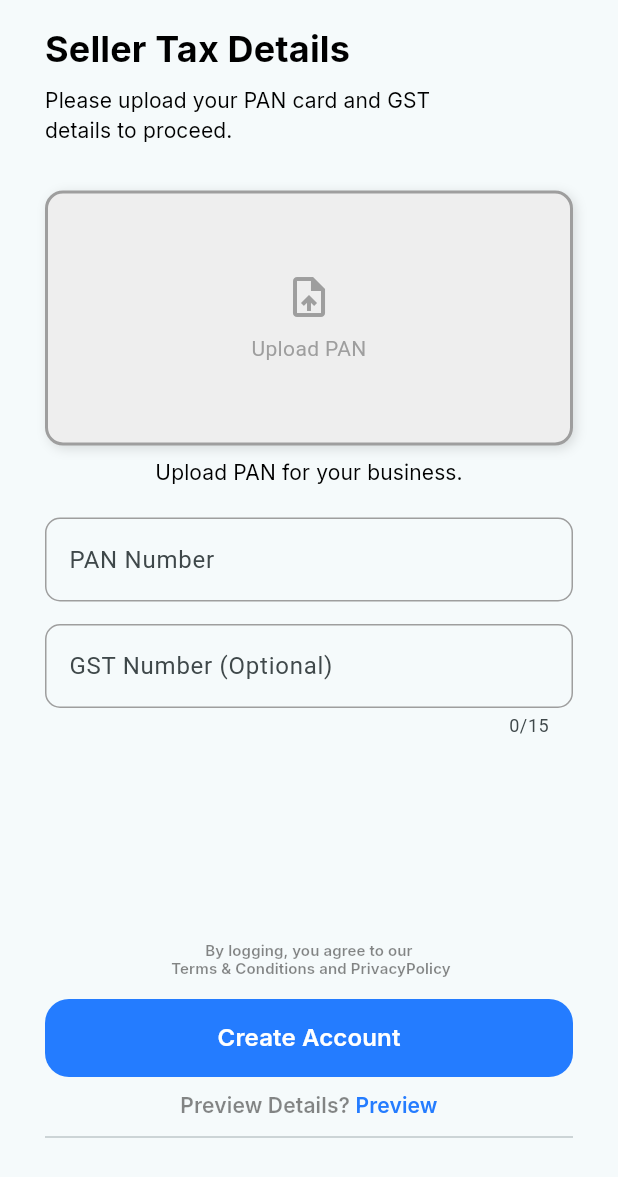
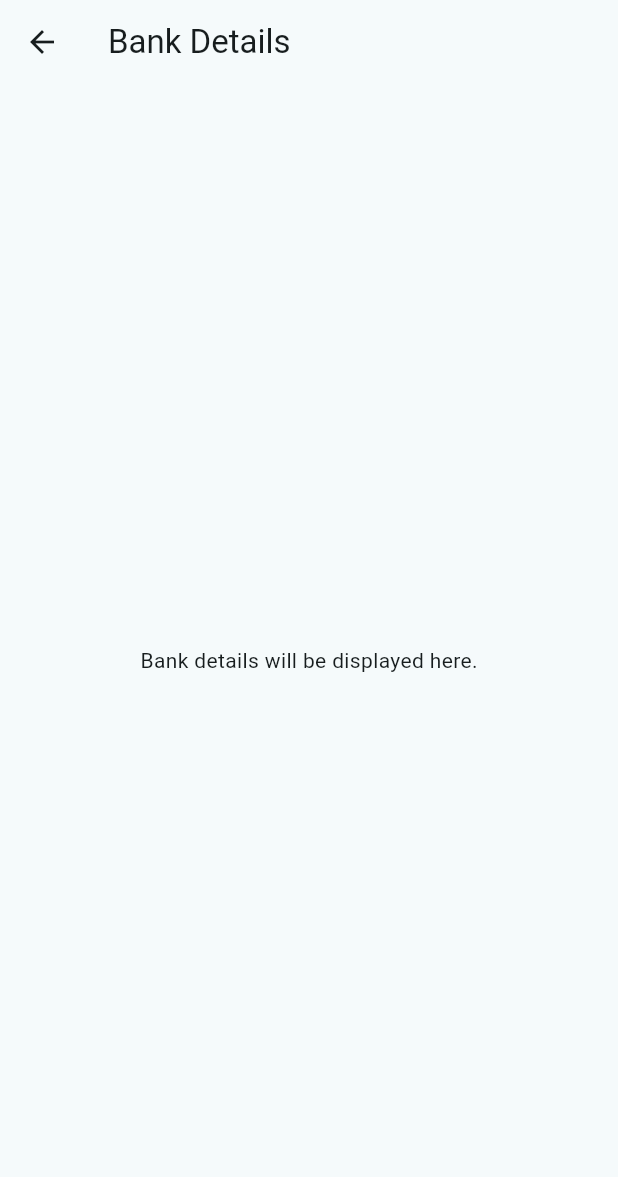
Before and after one commit to Sukhmeetsingh306/store_app, a Flutter app: the SellerTaxDetailScreen screen opened by its route, after a tap on "Create Account", on a phone screen of 412 x 824 dp. Shown: the top 1177 px of the screen. Run offline on Flutter 3.47's test engine with Material 3 defaults, Android fonts, the phone set to English and light mode, and no system bars; our stand-ins replace file_picker, flutter_riverpod, flutter_svg, go_router, google_fonts, image_picker and 4 more; missing offline and left inert: cloudinary_public, dart:html, flutter_admin_scaffold, random_avatar; accounts and stored records are empty.

Commit message:
feat: update navigation from SellerTaxDetailScreen to SellerBankDetailScreen

```diff
--- /dev/null
+++ b/multi_vendor/lib/screen/authentication/seller/seller_bank_detail_screen.dart
@@ -0,0 +1,27 @@
+import 'package:flutter/material.dart';
+
+class SellerBankDetailScreen extends StatefulWidget {
+  const SellerBankDetailScreen({super.key});
+
+  static const String routeName = '/sellerBankDetailScreen';
+  static const String routePath = '/sellerBankDetailScreen';
+
+  @override
+  State<SellerBankDetailScreen> createState() => _SellerBankDetailScreenState();
+}
+
+class _SellerBankDetailScreenState extends State<SellerBankDetailScreen> {
+  @override
+  Widget build(BuildContext context) {
+    return Scaffold(
+      appBar: AppBar(
+        title: const Text('Bank Details'),
+      ),
+      body: Center(
+        child: Text(
+          'Bank details will be displayed here.',
+        ),
+      ),
+    );
+  }
+}
--- a/multi_vendor/lib/screen/authentication/seller/seller_tax_detail_screen.dart
+++ b/multi_vendor/lib/screen/authentication/seller/seller_tax_detail_screen.dart
@@ -277,7 +277,7 @@ class _SellerTaxDetailScreenState extends State<SellerTaxDetailScreen>
               AppTextButton(
                 buttonText: 'Create Account',
                 onPressed: () async {
-                  //context.push('/sellerTaxDetailPage');
+                  context.push('/sellerBankDetailPage');
                   //if (_formKey.currentState!.validate()) {
                   // if (isSeller) {
                   //   Navigator.pushNamed(context, '/sellerPage');
--- a/multi_vendor/lib/utils/routes/app_route.dart
+++ b/multi_vendor/lib/utils/routes/app_route.dart
@@ -7,6 +7,7 @@ import 'package:multi_vendor/screen/authentication/seller/seller_login_auth_scre
 import 'package:multi_vendor/screen/user/home_user_screen.dart';
 import 'package:multi_vendor/utils/routes/splash_screen_route.dart';
 
+import '../../screen/authentication/seller/seller_bank_detail_screen.dart';
 import '../../screen/authentication/seller/seller_tax_detail_screen.dart';
 import '../../screen/seller/web_seller_screen.dart';
 import '../../screen/user/widget/inner_category_widget_user.dart';
@@ -37,10 +38,17 @@ class AppRoutes {
         builder: (context, state) => const SellerLoginAuthScreen(),
       ),
       GoRoute(
-          path: '/sellerTaxDetailPage',
-          builder: (context, state) {
-            return const SellerTaxDetailScreen();
-          }),
+        path: '/sellerTaxDetailPage',
+        builder: (context, state) {
+          return const SellerTaxDetailScreen();
+        },
+      ),
+      GoRoute(
+        path: '/sellerBankDetailPage',
+        builder: (context, state) {
+          return const SellerBankDetailScreen();
+        },
+      ),
       GoRoute(
         path: '/homePage',
         builder: (context, state) => HomeUserScreen(),
```
